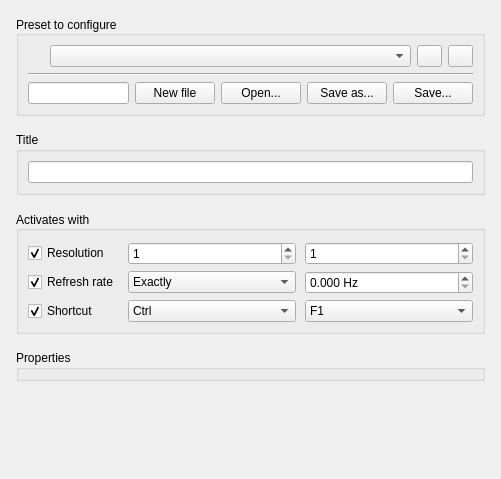
This is src/display/qt/windows/ControlPanel/VideoPresets.ui in mrehkopf/vcs as Qt 5 draws it before an edit. The edited form follows.
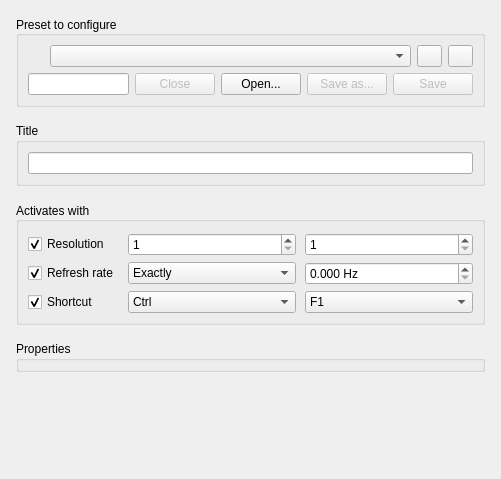
This is the edited form. Icons and pictures are not drawn. Custom widgets are drawn as their Qt base class.

Commit message: ui/analog-presets: Tweak UI logic and styling

```diff
--- a/src/display/qt/windows/ControlPanel/VideoPresets.ui
+++ b/src/display/qt/windows/ControlPanel/VideoPresets.ui
@@ -193,13 +193,6 @@
             </item>
            </layout>
           </item>
-          <item>
-           <widget class="Line" name="line">
-            <property name="orientation">
-             <enum>Qt::Horizontal</enum>
-            </property>
-           </widget>
-          </item>
           <item>
            <layout class="QHBoxLayout" name="horizontalLayout_2" stretch="1,0,0,0,0">
             <item>
@@ -213,9 +206,12 @@
              </widget>
             </item>
             <item>
-             <widget class="QPushButton" name="pushButton_newPresetFile">
+             <widget class="QPushButton" name="pushButton_closePresetFile">
+              <property name="enabled">
+               <bool>false</bool>
+              </property>
               <property name="text">
-               <string>New file</string>
+               <string>Close</string>
               </property>
              </widget>
             </item>
@@ -228,6 +224,9 @@
             </item>
             <item>
              <widget class="QPushButton" name="pushButton_savePresetFileAs">
+              <property name="enabled">
+               <bool>false</bool>
+              </property>
               <property name="text">
                <string>Save as...</string>
               </property>
@@ -235,8 +234,11 @@
             </item>
             <item>
              <widget class="QPushButton" name="pushButton_savePresetFile">
+              <property name="enabled">
+               <bool>false</bool>
+              </property>
               <property name="text">
-               <string>Save...</string>
+               <string>Save</string>
               </property>
              </widget>
             </item>
```
The commit also changes 6 other files.
